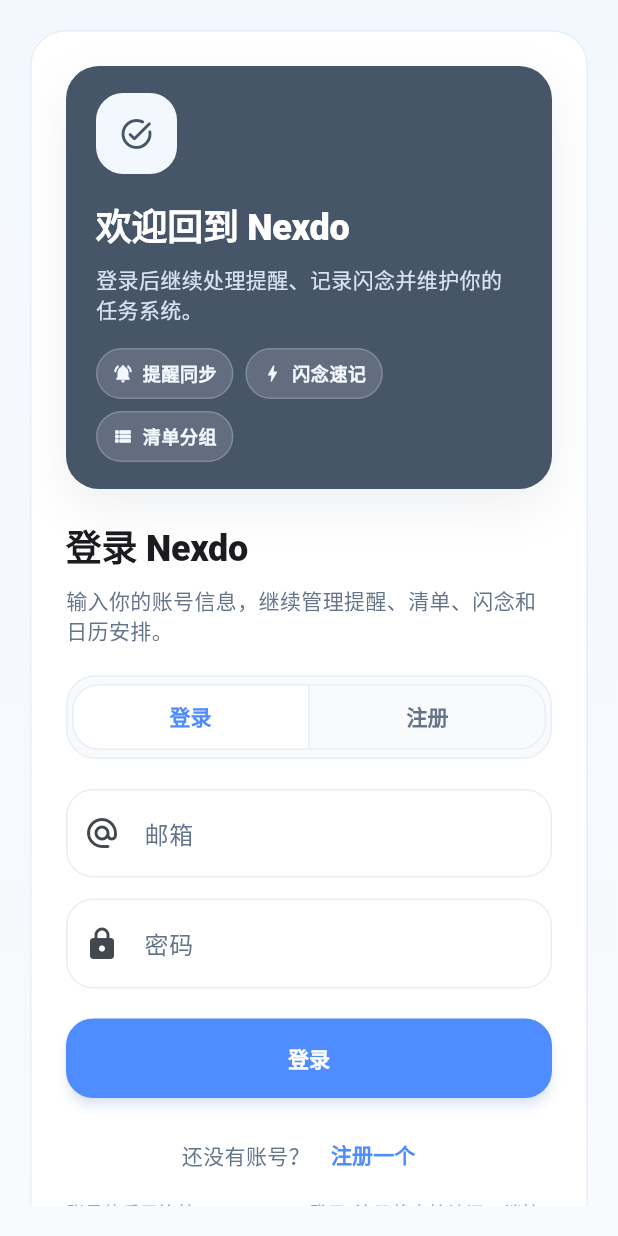
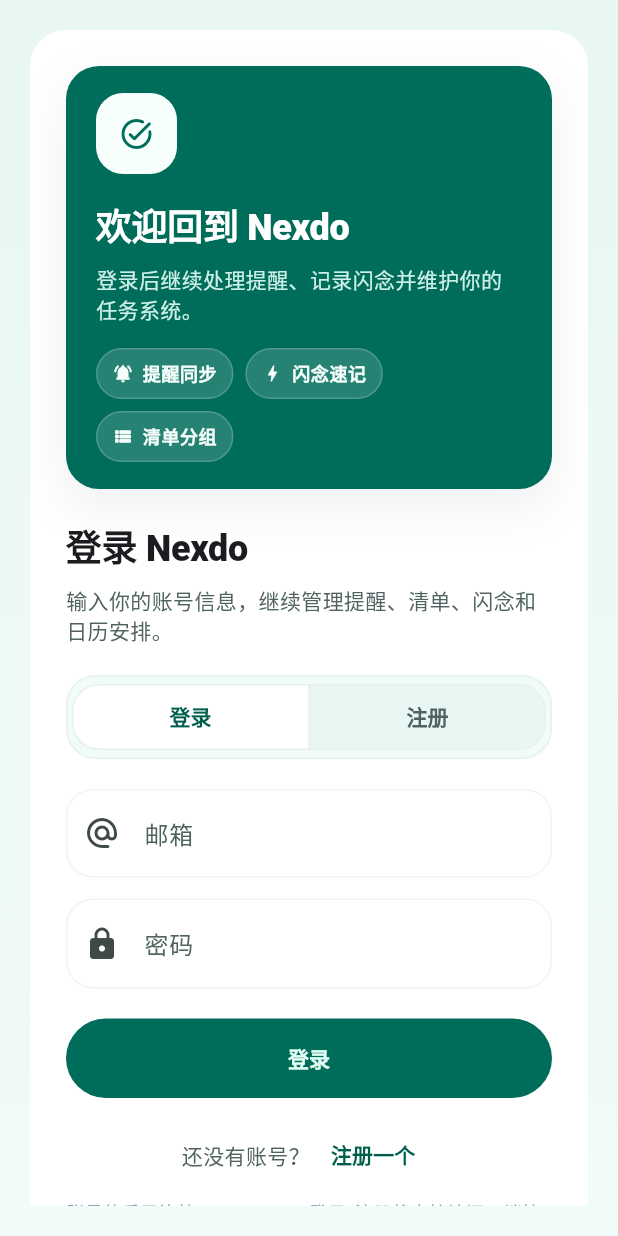
Before and after one commit to kkw-h/Nexdo, a Flutter app: the screen it shows after launch, on a phone screen of 412 x 824 dp. Run offline on Flutter 3.47's test engine with Material 3 defaults, Android fonts, the light colour scheme and no system bars; our stand-ins replace device_info_plus, flutter_local_notifications, flutter_slidable, flutter_timezone, just_audio, package_info_plus and 4 more; missing offline and left inert: record; accounts and stored records are empty; Roboto replaces fonts that are missing (MiSans).

Commit message:
feat(theme): add editorial mint theme presets

```diff
--- a/lib/src/app.dart
+++ b/lib/src/app.dart
@@ -52,14 +52,18 @@
                 brightness: Brightness.light,
               ).copyWith(
                 primary: palette.primary,
-                onPrimary: Colors.white,
+                onPrimary: palette.onPrimary,
                 secondary: palette.secondary,
-                onSecondary: Colors.white,
-                secondaryContainer: palette.outlineSoft,
+                onSecondary: palette.onPrimary,
+                primaryContainer: palette.primaryContainer,
+                onPrimaryContainer: palette.onSurface,
+                secondaryContainer: palette.surfaceContainerLow,
                 onSecondaryContainer: palette.secondary,
                 surface: palette.surface,
                 onSurface: palette.onSurface,
-                surfaceContainerHighest: palette.outline,
+                surfaceContainerLow: palette.surfaceContainerLow,
+                surfaceContainerHighest: palette.chipBackground,
+                surfaceBright: palette.surfaceBright,
                 outline: palette.outline,
                 outlineVariant: palette.outlineSoft,
               );
@@ -82,6 +86,7 @@
               colorScheme: colorScheme,
               scaffoldBackgroundColor: palette.background,
               canvasColor: palette.background,
+              dividerColor: Colors.transparent,
               fontFamily: 'MiSans',
               useMaterial3: true,
               textTheme: baseTextTheme.copyWith(
@@ -136,17 +141,17 @@
                   ),
                   shape: WidgetStateProperty.all(
                     RoundedRectangleBorder(
-                      borderRadius: BorderRadius.circular(18),
+                      borderRadius: BorderRadius.circular(999),
                     ),
                   ),
                   backgroundColor: WidgetStateProperty.resolveWith((states) {
                     if (states.contains(WidgetState.disabled)) {
-                      return colorScheme.secondary.withValues(alpha: 0.45);
+                      return palette.primaryDim.withValues(alpha: 0.45);
                     }
                     if (states.contains(WidgetState.pressed)) {
-                      return colorScheme.secondary.withValues(alpha: 0.92);
+                      return palette.primaryDim;
                     }
-                    return colorScheme.secondary;
+                    return palette.primary;
                   }),
                   foregroundColor: WidgetStateProperty.all(
                     colorScheme.onPrimary,
@@ -164,10 +169,10 @@
                     if (states.contains(WidgetState.pressed)) {
                       return 0;
                     }
-                    return 3;
+                    return 0;
                   }),
                   shadowColor: WidgetStateProperty.all(
-                    colorScheme.secondary.withValues(alpha: 0.28),
+                    palette.primary.withValues(alpha: 0.08),
                   ),
                   surfaceTintColor: WidgetStateProperty.all(Colors.transparent),
                   textStyle: WidgetStateProperty.all(
@@ -186,7 +191,7 @@
                   ),
                   shape: WidgetStateProperty.all(
                     RoundedRectangleBorder(
-                      borderRadius: BorderRadius.circular(16),
+                      borderRadius: BorderRadius.circular(999),
                     ),
                   ),
                   foregroundColor: WidgetStateProperty.all(palette.secondary),
@@ -226,7 +231,7 @@
                   }),
                   shape: WidgetStateProperty.all(
                     RoundedRectangleBorder(
-                      borderRadius: BorderRadius.circular(18),
+                      borderRadius: BorderRadius.circular(999),
                     ),
                   ),
                   foregroundColor: WidgetStateProperty.all(palette.secondary),
@@ -257,9 +262,6 @@
                     const EdgeInsets.symmetric(horizontal: 16, vertical: 12),
                   ),
                   side: WidgetStateProperty.resolveWith((states) {
-                    if (states.contains(WidgetState.selected)) {
-                      return BorderSide(color: palette.outline);
-                    }
                     return BorderSide(color: palette.outline);
                   }),
                   shape: WidgetStateProperty.all(
@@ -271,7 +273,7 @@
                     if (states.contains(WidgetState.selected)) {
                       return palette.surface;
                     }
-                    return palette.background;
+                    return palette.surfaceContainerLow;
                   }),
                   foregroundColor: WidgetStateProperty.resolveWith((states) {
                     if (states.contains(WidgetState.selected)) {
@@ -290,11 +292,10 @@
                 color: palette.surface,
                 elevation: 0,
                 margin: EdgeInsets.zero,
-                shadowColor: const Color(0x14293B52),
+                shadowColor: palette.primary.withValues(alpha: 0.08),
                 surfaceTintColor: Colors.transparent,
                 shape: RoundedRectangleBorder(
                   borderRadius: BorderRadius.circular(24),
-                  side: BorderSide(color: palette.outline),
                 ),
               ),
               snackBarTheme: SnackBarThemeData(
@@ -324,19 +325,21 @@
                   );
                 }),
                 labelBehavior: NavigationDestinationLabelBehavior.alwaysShow,
-                backgroundColor: palette.surface,
+                backgroundColor: palette.surfaceBright.withValues(alpha: 0.88),
                 indicatorColor: palette.navIndicator,
                 surfaceTintColor: Colors.transparent,
                 shadowColor: Colors.transparent,
               ),
               floatingActionButtonTheme: FloatingActionButtonThemeData(
-                backgroundColor: colorScheme.secondary,
-                foregroundColor: Colors.white,
+                backgroundColor: palette.primaryContainer.withValues(
+                  alpha: 0.92,
+                ),
+                foregroundColor: palette.primary,
                 extendedPadding: const EdgeInsets.symmetric(horizontal: 18),
-                elevation: 4,
-                focusElevation: 5,
-                hoverElevation: 5,
-                highlightElevation: 1,
+                elevation: 0,
+                focusElevation: 0,
+                hoverElevation: 0,
+                highlightElevation: 0,
                 shape: RoundedRectangleBorder(
                   borderRadius: BorderRadius.circular(18),
                 ),
@@ -406,10 +409,7 @@
                 ),
                 focusedBorder: OutlineInputBorder(
                   borderRadius: BorderRadius.circular(18),
-                  borderSide: BorderSide(
-                    color: colorScheme.primary,
-                    width: 1.4,
-                  ),
+                  borderSide: BorderSide(color: palette.outline, width: 1.2),
                 ),
                 errorBorder: OutlineInputBorder(
                   borderRadius: BorderRadius.circular(18),
@@ -423,10 +423,10 @@
                   ),
                 ),
               ),
-              dividerTheme: DividerThemeData(
-                color: palette.outline,
-                thickness: 1,
-                space: 1,
+              dividerTheme: const DividerThemeData(
+                color: Colors.transparent,
+                thickness: 0,
+                space: 0,
               ),
             ),
             home: const AuthGate(),
--- a/lib/src/core/theme/app_theme.dart
+++ b/lib/src/core/theme/app_theme.dart
@@ -10,9 +10,14 @@
     required this.description,
     required this.preview,
     required this.primary,
+    required this.primaryDim,
+    required this.onPrimary,
+    required this.primaryContainer,
     required this.secondary,
     required this.background,
     required this.surface,
+    required this.surfaceContainerLow,
+    required this.surfaceBright,
     required this.onSurface,
     required this.textMuted,
     required this.outline,
@@ -31,9 +36,14 @@
   final String description;
   final List<Color> preview;
   final Color primary;
+  final Color primaryDim;
+  final Color onPrimary;
+  final Color primaryContainer;
   final Color secondary;
   final Color background;
   final Color surface;
+  final Color surfaceContainerLow;
+  final Color surfaceBright;
   final Color onSurface;
   final Color textMuted;
   final Color outline;
@@ -55,87 +65,107 @@
   static final Map<AppThemePreset, AppThemePalette> palettes = {
     AppThemePreset.rational: const AppThemePalette(
       id: AppThemePreset.rational,
-      label: '理性蓝灰',
-      description: '克制、平衡，适合长期使用。',
-      preview: [Color(0xFF64748B), Color(0xFF3B82F6), Color(0xFFF8FAFC)],
-      primary: Color(0xFF64748B),
-      secondary: Color(0xFF4F8CFF),
-      background: Color(0xFFF8FAFC),
+      label: '策展薄荷',
+      description: 'Editorial Mint 标准版，平静、克制、适合长期使用。',
+      preview: [Color(0xFF006C5A), Color(0xFF8CECD3), Color(0xFFF1FBF9)],
+      primary: Color(0xFF006C5A),
+      primaryDim: Color(0xFF005E4F),
+      onPrimary: Color(0xFFE3FFF5),
+      primaryContainer: Color(0xFF8CECD3),
+      secondary: Color(0xFF005E4F),
+      background: Color(0xFFF1FBF9),
       surface: Color(0xFFFFFFFF),
-      onSurface: Color(0xFF1E293B),
-      textMuted: Color(0xFF64748B),
-      outline: Color(0xFFE8EEF6),
-      outlineSoft: Color(0xFFF3F8FF),
-      navIndicator: Color(0xFFE8EEF6),
-      chipBackground: Color(0xFFF1F5F9),
-      chipSelected: Color(0xFFE8EEF6),
-      heroBackground: Color(0xFF475569),
-      heroMutedText: Color(0xFFD7E3F1),
-      heroAvatarBackground: Color(0xFFF3F8FF),
-      heroAvatarForeground: Color(0xFF475569),
+      surfaceContainerLow: Color(0xFFE8F7F4),
+      surfaceBright: Color(0xFFF7FFFD),
+      onSurface: Color(0xFF233634),
+      textMuted: Color(0xFF4F6361),
+      outline: Color(0x26A1B6B4),
+      outlineSoft: Color(0xFFE8F7F4),
+      navIndicator: Color(0xFF8CECD3),
+      chipBackground: Color(0xFFD1E7E4),
+      chipSelected: Color(0xFF8CECD3),
+      heroBackground: Color(0xFF006C5A),
+      heroMutedText: Color(0xFFCDEFE7),
+      heroAvatarBackground: Color(0xFFF7FFFD),
+      heroAvatarForeground: Color(0xFF006C5A),
     ),
     AppThemePreset.mist: const AppThemePalette(
       id: AppThemePreset.mist,
-      label: '晨雾蓝',
-      description: '更柔和、更亮一点的办公感。',
-      preview: [Color(0xFF7C8EA3), Color(0xFF60A5FA), Color(0xFFF8FBFF)],
-      primary: Color(0xFF7C8EA3),
-      secondary: Color(0xFF5AA2FF),
-      background: Color(0xFFF8FBFF),
+      label: '晨雾薄荷',
+      description: '更轻、更亮的 frosted 版本，页面呼吸感更强。',
+      preview: [Color(0xFF0A7663), Color(0xFFA2F2DD), Color(0xFFF5FCFB)],
+      primary: Color(0xFF0A7663),
+      primaryDim: Color(0xFF066857),
+      onPrimary: Color(0xFFF0FFF9),
+      primaryContainer: Color(0xFFA2F2DD),
+      secondary: Color(0xFF066857),
+      background: Color(0xFFF5FCFB),
       surface: Color(0xFFFFFFFF),
-      onSurface: Color(0xFF223046),
-      textMuted: Color(0xFF6B7D94),
-      outline: Color(0xFFE6EEF8),
-      outlineSoft: Color(0xFFF4F8FD),
-      navIndicator: Color(0xFFEAF2FD),
-      chipBackground: Color(0xFFF3F7FC),
-      chipSelected: Color(0xFFE6EEF8),
-      heroBackground: Color(0xFF5E738C),
-      heroMutedText: Color(0xFFDCE7F4),
-      heroAvatarBackground: Color(0xFFF4F8FD),
-      heroAvatarForeground: Color(0xFF5E738C),
+      surfaceContainerLow: Color(0xFFEDF8F6),
+      surfaceBright: Color(0xFFFBFEFE),
+      onSurface: Color(0xFF223734),
+      textMuted: Color(0xFF58706B),
+      outline: Color(0x26ABC0BC),
+      outlineSoft: Color(0xFFEDF8F6),
+      navIndicator: Color(0xFFA2F2DD),
+      chipBackground: Color(0xFFD9ECE8),
+      chipSelected: Color(0xFFA2F2DD),
+      heroBackground: Color(0xFF0A7663),
+      heroMutedText: Color(0xFFD7F1EA),
+      heroAvatarBackground: Color(0xFFFBFEFE),
+      heroAvatarForeground: Color(0xFF0A7663),
     ),
     AppThemePreset.sky: const AppThemePalette(
       id: AppThemePreset.sky,
-      label: '晴空蓝',
-      description: '强调更清晰，界面更明快。',
-      preview: [Color(0xFF5F7FA6), Color(0xFF2563EB), Color(0xFFF7FAFF)],
-      primary: Color(0xFF5F7FA6),
-      secondary: Color(0xFF3B82F6),
-      background: Color(0xFFF7FAFF),
+      label: '青岚薄荷',
+      description: '更偏青蓝一点的植物薄荷，信息感更清晰。',
+      preview: [Color(0xFF0C6F68), Color(0xFF8DE4E0), Color(0xFFF0FBFA)],
+      primary: Color(0xFF0C6F68),
+      primaryDim: Color(0xFF095F59),
+      onPrimary: Color(0xFFE8FFFD),
+      primaryContainer: Color(0xFF8DE4E0),
+      secondary: Color(0xFF095F59),
+      background: Color(0xFFF0FBFA),
       surface: Color(0xFFFFFFFF),
-      onSurface: Color(0xFF1F2E43),
-      textMuted: Color(0xFF61748E),
-      outline: Color(0xFFE1EAF7),
-      outlineSoft: Color(0xFFF1F6FF),
-      navIndicator: Color(0xFFE4EEFE),
-      chipBackground: Color(0xFFF0F5FE),
-      chipSelected: Color(0xFFE1EAF7),
-      heroBackground: Color(0xFF44638A),
-      heroMutedText: Color(0xFFD9E5F6),
-      heroAvatarBackground: Color(0xFFF1F6FF),
-      heroAvatarForeground: Color(0xFF44638A),
+      surfaceContainerLow: Color(0xFFE6F6F4),
+      surfaceBright: Color(0xFFF7FDFC),
+      onSurface: Color(0xFF213937),
+      textMuted: Color(0xFF4D6765),
+      outline: Color(0x269EB8B4),
+      outlineSoft: Color(0xFFE6F6F4),
+      navIndicator: Color(0xFF8DE4E0),
+      chipBackground: Color(0xFFD3E9E6),
+      chipSelected: Color(0xFF8DE4E0),
+      heroBackground: Color(0xFF0C6F68),
+      heroMutedText: Color(0xFFD2EFED),
+      heroAvatarBackground: Color(0xFFF7FDFC),
+      heroAvatarForeground: Color(0xFF0C6F68),
     ),
     AppThemePreset.sand: const AppThemePalette(
       id: AppThemePreset.sand,
-      label: '轻砂米白',
-      description: '更温和的中性浅色，不刺眼。',
-      preview: [Color(0xFF8A8174), Color(0xFF4F8CBF), Color(0xFFFCFAF6)],
-      primary: Color(0xFF8A8174),
-      secondary: Color(0xFF5B9BD5),
-      background: Color(0xFFFCFAF6),
+      label: '琥珀薄荷',
+      description: '保留薄荷底色，加入更温暖的编辑感点缀。',
+      preview: [Color(0xFF006C5A), Color(0xFFFDB64B), Color(0xFFF6FBF8)],
+      primary: Color(0xFF006C5A),
+      primaryDim: Color(0xFF005C4D),
+      onPrimary: Color(0xFFE3FFF5),
+      primaryContainer: Color(0xFF97E8D3),
+      secondary: Color(0xFF005C4D),
+      background: Color(0xFFF6FBF8),
       surface: Color(0xFFFFFFFF),
-      onSurface: Color(0xFF332E27),
-      textMuted: Color(0xFF7B746A),
-      outline: Color(0xFFEEE6DB),
-      outlineSoft: Color(0xFFF8F3EB),
-      navIndicator: Color(0xFFF1EBE1),
-      chipBackground: Color(0xFFF7F2EA),
-      chipSelected: Color(0xFFEEE6DB),
-      heroBackground: Color(0xFF71675A),
-      heroMutedText: Color(0xFFF0E7D7),
-      heroAvatarBackground: Color(0xFFF8F3EB),
-      heroAvatarForeground: Color(0xFF71675A),
+      surfaceContainerLow: Color(0xFFEAF7F2),
+      surfaceBright: Color(0xFFFBFEFC),
+      onSurface: Color(0xFF243733),
+      textMuted: Color(0xFF556764),
+      outline: Color(0x26A6B9B1),
+      outlineSoft: Color(0xFFEAF7F2),
+      navIndicator: Color(0xFFDDEDD2),
+      chipBackground: Color(0xFFD8E8E1),
+      chipSelected: Color(0xFF97E8D3),
+      heroBackground: Color(0xFF006C5A),
+      heroMutedText: Color(0xFFE8D7A9),
+      heroAvatarBackground: Color(0xFFFFF4D8),
+      heroAvatarForeground: Color(0xFF8C5A00),
     ),
   };
 
--- a/pubspec.yaml
+++ b/pubspec.yaml
@@ -16,7 +16,7 @@
 # https://developer.apple.com/library/archive/documentation/General/Reference/InfoPlistKeyReference/Articles/CoreFoundationKeys.html
 # In Windows, build-name is used as the major, minor, and patch parts
 # of the product and file versions while build-number is used as the build suffix.
-version: 1.0.16+17
+version: 1.0.17+18
 
 environment:
   sdk: ^3.11.4
```
Also changed, not shown: altstore/source.json (+7 -0 lines).
